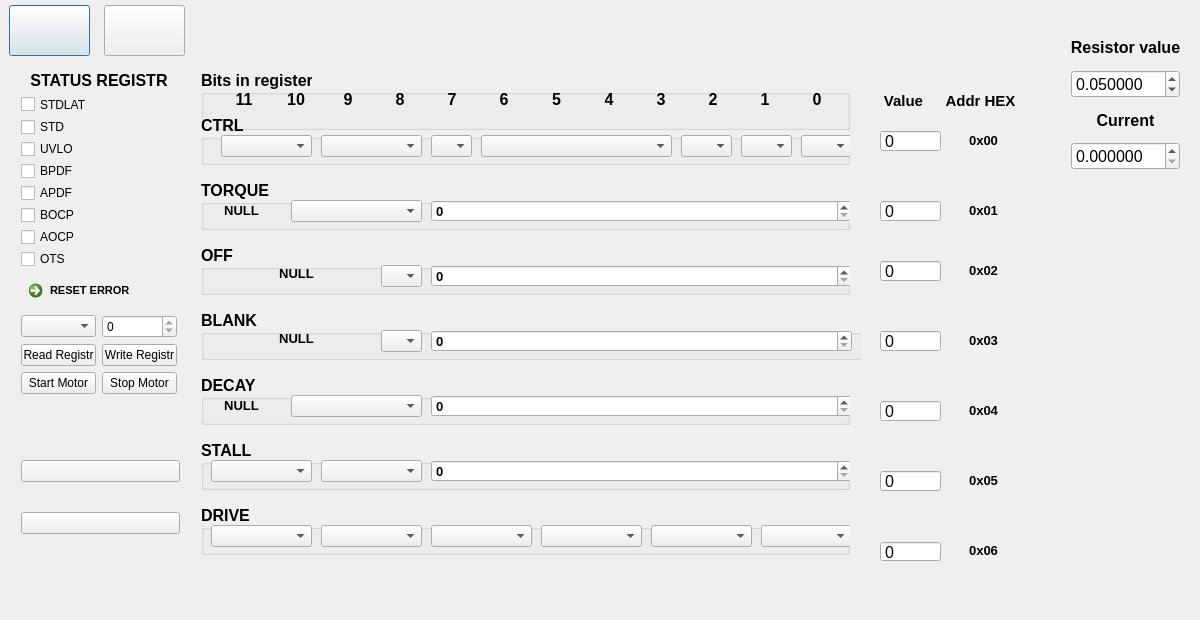
This is mainwindow.ui in Krasnov-Max/drv8711 as Qt 5 draws it before an edit. The edited form follows.
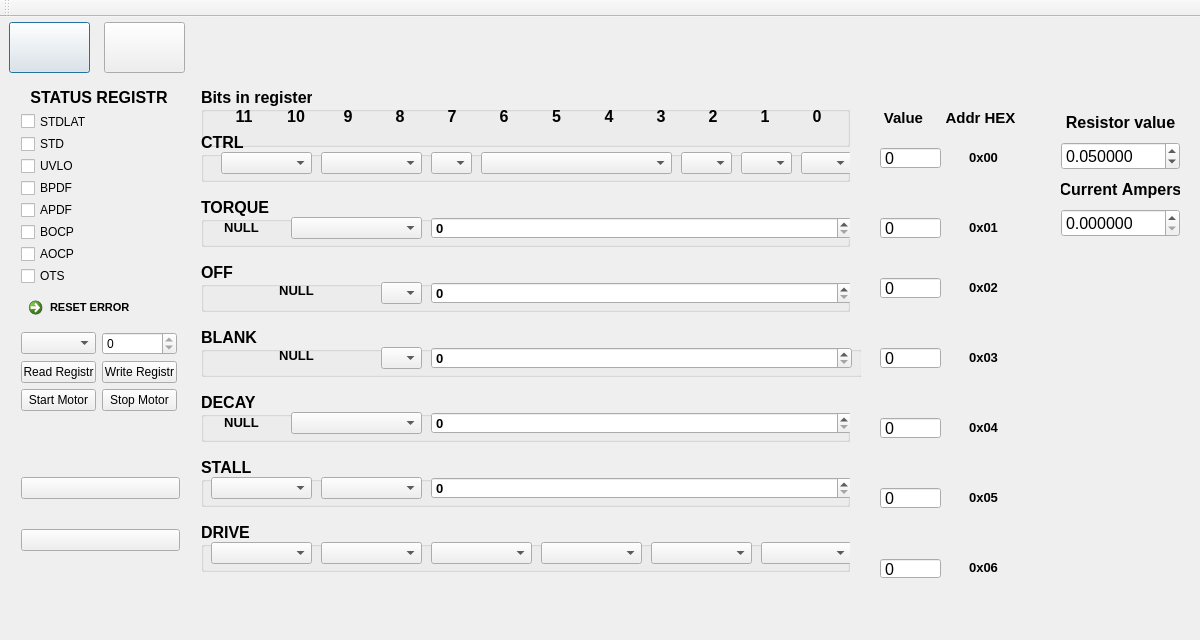
This is the edited form. Icons and pictures are not drawn.

```diff
--- a/mainwindow.ui
+++ b/mainwindow.ui
@@ -7,7 +7,7 @@
     <x>0</x>
     <y>0</y>
     <width>1200</width>
-    <height>620</height>
+    <height>640</height>
    </rect>
   </property>
   <property name="sizePolicy">
@@ -19,13 +19,13 @@
   <property name="minimumSize">
    <size>
     <width>1200</width>
-    <height>620</height>
+    <height>640</height>
    </size>
   </property>
   <property name="maximumSize">
    <size>
     <width>1200</width>
-    <height>620</height>
+    <height>640</height>
    </size>
   </property>
   <property name="windowTitle">
@@ -34,6 +34,12 @@
   <property name="windowOpacity">
    <double>1.000000000000000</double>
   </property>
+  <property name="iconSize">
+   <size>
+    <width>64</width>
+    <height>64</height>
+   </size>
+  </property>
   <widget class="QWidget" name="centralWidget">
    <widget class="QWidget" name="horizontalLayoutWidget">
     <property name="geometry">
@@ -1672,10 +1678,10 @@
    <widget class="QWidget" name="layoutWidget">
     <property name="geometry">
      <rect>
-      <x>1060</x>
-      <y>20</y>
-      <width>131</width>
-      <height>161</height>
+      <x>1050</x>
+      <y>80</y>
+      <width>141</width>
+      <height>151</height>
      </rect>
     </property>
     <layout class="QVBoxLayout" name="verticalLayout">
@@ -1686,6 +1692,7 @@
          <pointsize>12</pointsize>
          <weight>75</weight>
          <bold>true</bold>
+         <kerning>false</kerning>
         </font>
        </property>
        <property name="text">
@@ -1724,10 +1731,11 @@
          <pointsize>12</pointsize>
          <weight>75</weight>
          <bold>true</bold>
+         <kerning>false</kerning>
         </font>
        </property>
        <property name="text">
-        <string>Current</string>
+        <string>Current Ampers</string>
        </property>
        <property name="alignment">
         <set>Qt::AlignCenter</set>
@@ -1880,6 +1888,23 @@
     </layout>
    </widget>
   </widget>
+  <widget class="QToolBar" name="toolBar">
+   <property name="windowTitle">
+    <string>toolBar</string>
+   </property>
+   <property name="iconSize">
+    <size>
+     <width>64</width>
+     <height>64</height>
+    </size>
+   </property>
+   <attribute name="toolBarArea">
+    <enum>TopToolBarArea</enum>
+   </attribute>
+   <attribute name="toolBarBreak">
+    <bool>false</bool>
+   </attribute>
+  </widget>
   <action name="action">
    <property name="text">
     <string>Открыть</string>
```
